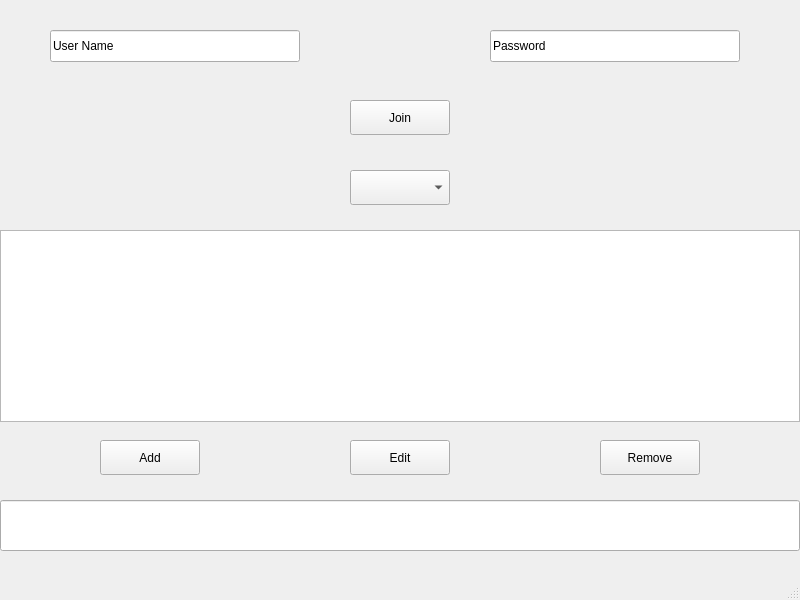
This is mainwindow.ui in Nobel3D/xsKeyManager as Qt 5 draws it before an edit. The edited form follows.
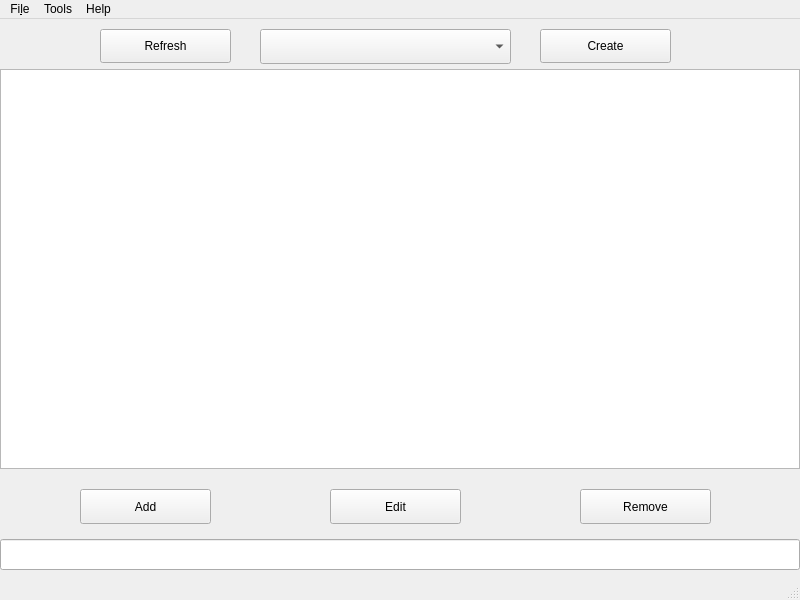
This is the edited form.

```diff
--- a/mainwindow.ui
+++ b/mainwindow.ui
@@ -18,9 +18,9 @@
     <property name="geometry">
      <rect>
       <x>0</x>
-      <y>500</y>
+      <y>520</y>
       <width>800</width>
-      <height>51</height>
+      <height>31</height>
      </rect>
     </property>
     <property name="readOnly">
@@ -30,9 +30,9 @@
    <widget class="QPushButton" name="buttonEdit">
     <property name="geometry">
      <rect>
-      <x>350</x>
-      <y>440</y>
-      <width>100</width>
+      <x>330</x>
+      <y>470</y>
+      <width>131</width>
       <height>35</height>
      </rect>
     </property>
@@ -44,18 +44,18 @@
     <property name="geometry">
      <rect>
       <x>0</x>
-      <y>230</y>
+      <y>50</y>
       <width>800</width>
-      <height>192</height>
+      <height>400</height>
      </rect>
     </property>
    </widget>
    <widget class="QComboBox" name="comboTable">
     <property name="geometry">
      <rect>
-      <x>350</x>
-      <y>170</y>
-      <width>100</width>
+      <x>260</x>
+      <y>10</y>
+      <width>251</width>
       <height>35</height>
      </rect>
     </property>
@@ -63,9 +63,9 @@
    <widget class="QPushButton" name="buttonRemove">
     <property name="geometry">
      <rect>
-      <x>600</x>
-      <y>440</y>
-      <width>100</width>
+      <x>580</x>
+      <y>470</y>
+      <width>131</width>
       <height>35</height>
      </rect>
     </property>
@@ -76,9 +76,9 @@
    <widget class="QPushButton" name="buttonAdd">
     <property name="geometry">
      <rect>
-      <x>100</x>
-      <y>440</y>
-      <width>100</width>
+      <x>80</x>
+      <y>470</y>
+      <width>131</width>
       <height>35</height>
      </rect>
     </property>
@@ -89,47 +89,101 @@
    <widget class="QPushButton" name="buttonJoin">
     <property name="geometry">
      <rect>
-      <x>350</x>
-      <y>100</y>
-      <width>100</width>
-      <height>35</height>
+      <x>540</x>
+      <y>10</y>
+      <width>131</width>
+      <height>34</height>
      </rect>
     </property>
     <property name="text">
-     <string>Join</string>
+     <string>Create</string>
     </property>
    </widget>
-   <widget class="QLineEdit" name="lineName">
+   <widget class="QPushButton" name="buttonRefresh">
     <property name="geometry">
      <rect>
-      <x>50</x>
-      <y>30</y>
-      <width>250</width>
-      <height>32</height>
+      <x>100</x>
+      <y>10</y>
+      <width>131</width>
+      <height>34</height>
      </rect>
     </property>
     <property name="text">
-     <string>User Name</string>
-    </property>
-   </widget>
-   <widget class="QLineEdit" name="linePasswd">
-    <property name="geometry">
-     <rect>
-      <x>490</x>
-      <y>30</y>
-      <width>250</width>
-      <height>32</height>
-     </rect>
-    </property>
-    <property name="inputMethodHints">
-     <set>Qt::ImhHiddenText</set>
-    </property>
-    <property name="text">
-     <string>Password</string>
+     <string>Refresh</string>
     </property>
    </widget>
   </widget>
   <widget class="QStatusBar" name="statusBar"/>
+  <widget class="QMenuBar" name="menuBar">
+   <property name="geometry">
+    <rect>
+     <x>0</x>
+     <y>0</y>
+     <width>800</width>
+     <height>30</height>
+    </rect>
+   </property>
+   <widget class="QMenu" name="menuFile">
+    <property name="title">
+     <string>Fi&amp;le</string>
+    </property>
+    <addaction name="actionImport_Table"/>
+    <addaction name="actionImport_Database"/>
+    <addaction name="actionExport_Table"/>
+    <addaction name="actionExport_Database"/>
+   </widget>
+   <widget class="QMenu" name="menuTools">
+    <property name="title">
+     <string>Tools</string>
+    </property>
+    <addaction name="actionGenerator"/>
+   </widget>
+   <widget class="QMenu" name="menuHelp">
+    <property name="title">
+     <string>Help</string>
+    </property>
+    <addaction name="actionAbout_XSoftware"/>
+    <addaction name="actionAbout_QT"/>
+   </widget>
+   <addaction name="menuFile"/>
+   <addaction name="menuTools"/>
+   <addaction name="menuHelp"/>
+  </widget>
+  <action name="actionImport_Table">
+   <property name="text">
+    <string>Import Table</string>
+   </property>
+  </action>
+  <action name="actionImport_Database">
+   <property name="text">
+    <string>Import Database</string>
+   </property>
+  </action>
+  <action name="actionExport_Table">
+   <property name="text">
+    <string>Export Table</string>
+   </property>
+  </action>
+  <action name="actionExport_Database">
+   <property name="text">
+    <string>Export Database</string>
+   </property>
+  </action>
+  <action name="actionGenerator">
+   <property name="text">
+    <string>Generator</string>
+   </property>
+  </action>
+  <action name="actionAbout_XSoftware">
+   <property name="text">
+    <string>About XSoftware</string>
+   </property>
+  </action>
+  <action name="actionAbout_QT">
+   <property name="text">
+    <string>About QT</string>
+   </property>
+  </action>
  </widget>
  <layoutdefault spacing="6" margin="11"/>
  <resources/>
```
Left out of the diff: 2 changed lines with no effect on the pictures.
